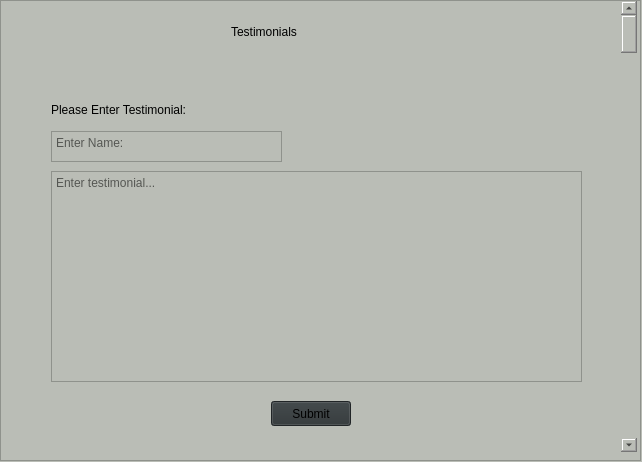
First picture: the form in MainWindow/testimonials.ui, repository etyler0/ClassProject, before the edit.
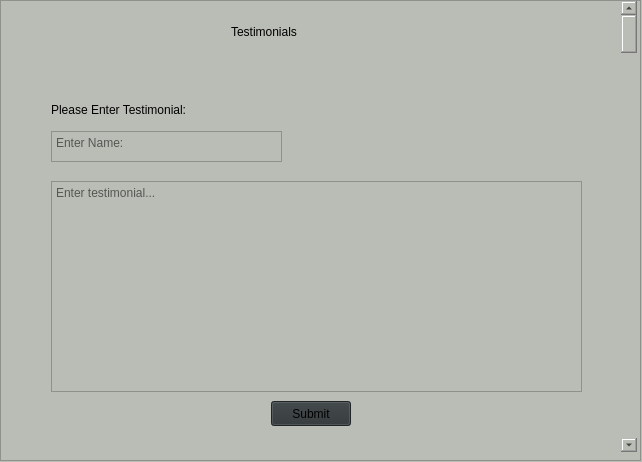
Second picture: the form after the edit.

What changed in the file:
```diff
--- a/MainWindow/testimonials.ui
+++ b/MainWindow/testimonials.ui
@@ -74,7 +74,7 @@
      <property name="geometry">
       <rect>
        <x>50</x>
-       <y>170</y>
+       <y>180</y>
        <width>531</width>
        <height>211</height>
       </rect>
```
Left out of the diff: 16 changed lines with no effect on the pictures.
